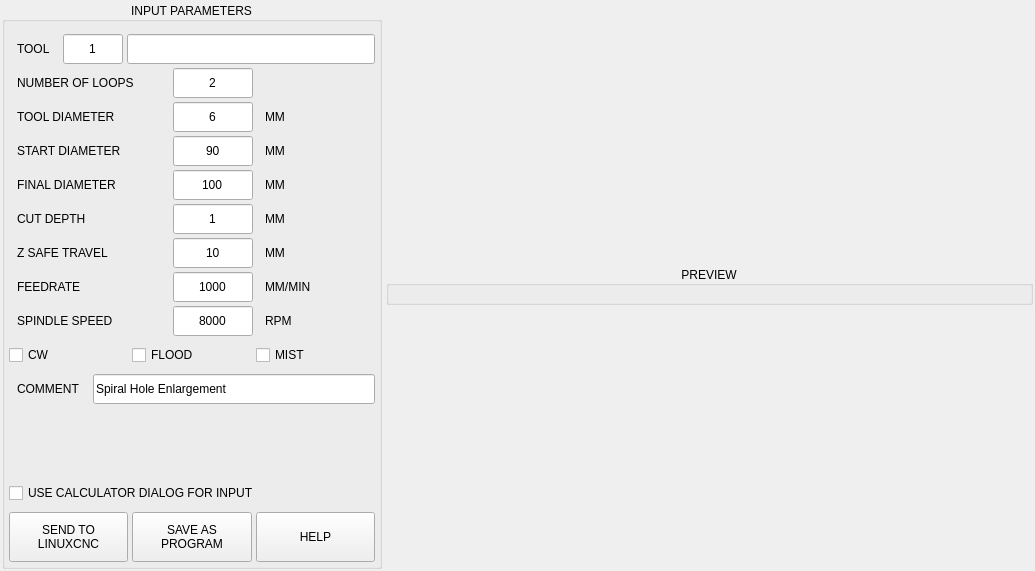
Qt form utils/hole_enlarge.ui (persei802/QtDragon_hd) before a commit.
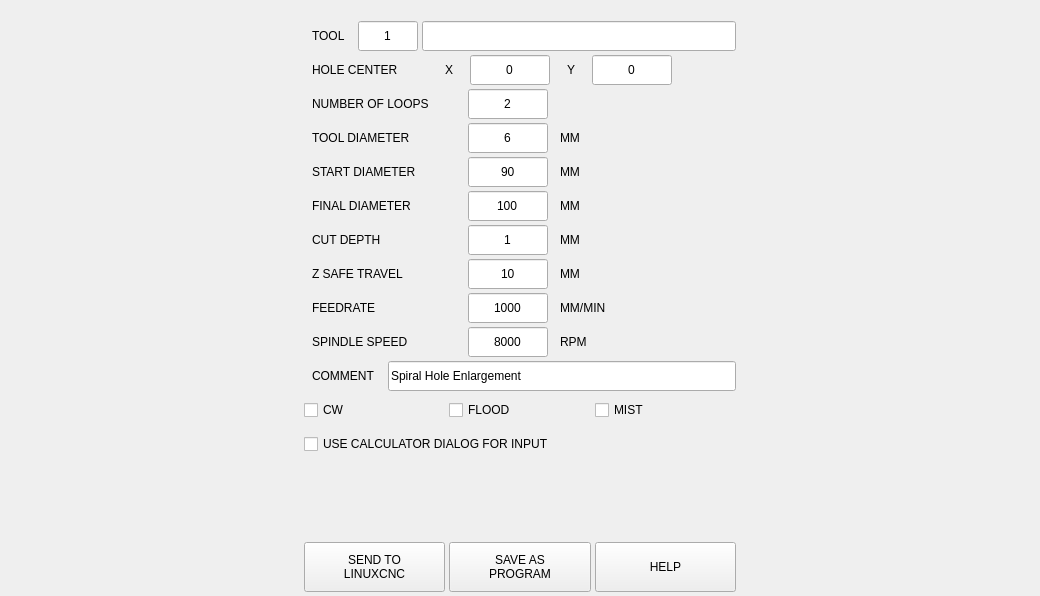
The same form after that commit.

Commit message: removed previews - toolpath can be seen in main display

What changed in the file:
```diff
--- a/utils/hole_enlarge.ui
+++ b/utils/hole_enlarge.ui
@@ -6,14 +6,14 @@
    <rect>
     <x>0</x>
     <y>0</y>
-    <width>1035</width>
-    <height>571</height>
+    <width>1040</width>
+    <height>596</height>
    </rect>
   </property>
   <property name="windowTitle">
    <string>Form</string>
   </property>
-  <layout class="QVBoxLayout" name="verticalLayout_2">
+  <layout class="QHBoxLayout" name="horizontalLayout">
    <property name="spacing">
     <number>6</number>
    </property>
@@ -21,7 +21,7 @@
     <number>0</number>
    </property>
    <property name="topMargin">
-    <number>0</number>
+    <number>9</number>
    </property>
    <property name="rightMargin">
     <number>0</number>
@@ -31,54 +31,18 @@
    </property>
    <item>
     <widget class="QFrame" name="frame_hole_enlarge">
-     <property name="maximumSize">
-      <size>
-       <width>16777215</width>
-       <height>16777215</height>
-      </size>
-     </property>
-     <property name="frameShape">
-      <enum>QFrame::NoFrame</enum>
-     </property>
-     <property name="frameShadow">
-      <enum>QFrame::Plain</enum>
-     </property>
-     <layout class="QHBoxLayout" name="horizontalLayout" stretch="0,1">
-      <property name="spacing">
-       <number>4</number>
-      </property>
-      <property name="leftMargin">
-       <number>2</number>
-      </property>
-      <property name="topMargin">
-       <number>2</number>
-      </property>
-      <property name="rightMargin">
-       <number>2</number>
-      </property>
-      <property name="bottomMargin">
-       <number>2</number>
-      </property>
-      <item>
-       <widget class="QGroupBox" name="groupbox_parameters">
         <property name="minimumSize">
          <size>
-          <width>380</width>
+       <width>440</width>
           <height>0</height>
          </size>
         </property>
         <property name="maximumSize">
          <size>
-          <width>380</width>
+       <width>440</width>
           <height>16777215</height>
          </size>
         </property>
-        <property name="title">
-         <string>INPUT PARAMETERS</string>
-        </property>
-        <property name="alignment">
-         <set>Qt::AlignCenter</set>
-        </property>
         <layout class="QVBoxLayout" name="verticalLayout">
          <property name="spacing">
           <number>4</number>
@@ -186,6 +150,145 @@
            </item>
           </layout>
          </item>
+      <item>
+       <layout class="QHBoxLayout" name="horizontalLayout_5">
+        <property name="spacing">
+         <number>4</number>
+        </property>
+        <property name="topMargin">
+         <number>0</number>
+        </property>
+        <item>
+         <widget class="QLabel" name="label">
+          <property name="minimumSize">
+           <size>
+            <width>124</width>
+            <height>0</height>
+           </size>
+          </property>
+          <property name="maximumSize">
+           <size>
+            <width>124</width>
+            <height>16777215</height>
+           </size>
+          </property>
+          <property name="text">
+           <string>HOLE CENTER</string>
+          </property>
+          <property name="indent">
+           <number>8</number>
+          </property>
+         </widget>
+        </item>
+        <item>
+         <widget class="QLabel" name="label_2">
+          <property name="minimumSize">
+           <size>
+            <width>34</width>
+            <height>0</height>
+           </size>
+          </property>
+          <property name="maximumSize">
+           <size>
+            <width>34</width>
+            <height>16777215</height>
+           </size>
+          </property>
+          <property name="text">
+           <string>X</string>
+          </property>
+          <property name="alignment">
+           <set>Qt::AlignCenter</set>
+          </property>
+         </widget>
+        </item>
+        <item>
+         <widget class="QLineEdit" name="lineEdit_center_x">
+          <property name="sizePolicy">
+           <sizepolicy hsizetype="Preferred" vsizetype="Preferred">
+            <horstretch>0</horstretch>
+            <verstretch>0</verstretch>
+           </sizepolicy>
+          </property>
+          <property name="minimumSize">
+           <size>
+            <width>80</width>
+            <height>30</height>
+           </size>
+          </property>
+          <property name="maximumSize">
+           <size>
+            <width>80</width>
+            <height>30</height>
+           </size>
+          </property>
+          <property name="text">
+           <string>0</string>
+          </property>
+          <property name="alignment">
+           <set>Qt::AlignCenter</set>
+          </property>
+         </widget>
+        </item>
+        <item>
+         <widget class="QLabel" name="label_3">
+          <property name="minimumSize">
+           <size>
+            <width>34</width>
+            <height>0</height>
+           </size>
+          </property>
+          <property name="maximumSize">
+           <size>
+            <width>34</width>
+            <height>16777215</height>
+           </size>
+          </property>
+          <property name="text">
+           <string>Y</string>
+          </property>
+          <property name="alignment">
+           <set>Qt::AlignCenter</set>
+          </property>
+         </widget>
+        </item>
+        <item>
+         <widget class="QLineEdit" name="lineEdit_center_y">
+          <property name="sizePolicy">
+           <sizepolicy hsizetype="Preferred" vsizetype="Preferred">
+            <horstretch>0</horstretch>
+            <verstretch>0</verstretch>
+           </sizepolicy>
+          </property>
+          <property name="minimumSize">
+           <size>
+            <width>80</width>
+            <height>30</height>
+           </size>
+          </property>
+          <property name="maximumSize">
+           <size>
+            <width>80</width>
+            <height>30</height>
+           </size>
+          </property>
+          <property name="text">
+           <string>0</string>
+          </property>
+          <property name="alignment">
+           <set>Qt::AlignCenter</set>
+          </property>
+         </widget>
+        </item>
+        <item>
+         <widget class="QLabel" name="label_4">
+          <property name="text">
+           <string/>
+          </property>
+         </widget>
+        </item>
+       </layout>
+      </item>
          <item>
           <layout class="QHBoxLayout" name="horizontalLayout_7">
            <property name="spacing">
@@ -917,6 +1020,75 @@
            </item>
           </layout>
          </item>
+      <item>
+       <layout class="QHBoxLayout" name="horizontalLayout_9">
+        <property name="spacing">
+         <number>4</number>
+        </property>
+        <property name="topMargin">
+         <number>0</number>
+        </property>
+        <item>
+         <widget class="QLabel" name="lbl_comment">
+          <property name="minimumSize">
+           <size>
+            <width>80</width>
+            <height>0</height>
+           </size>
+          </property>
+          <property name="maximumSize">
+           <size>
+            <width>80</width>
+            <height>16777215</height>
+           </size>
+          </property>
+          <property name="toolTip">
+           <string>Comment for gcode file</string>
+          </property>
+          <property name="text">
+           <string>COMMENT</string>
+          </property>
+          <property name="alignment">
+           <set>Qt::AlignLeading|Qt::AlignLeft|Qt::AlignVCenter</set>
+          </property>
+          <property name="indent">
+           <number>8</number>
+          </property>
+         </widget>
+        </item>
+        <item>
+         <widget class="QLineEdit" name="lineEdit_comment">
+          <property name="sizePolicy">
+           <sizepolicy hsizetype="Preferred" vsizetype="Preferred">
+            <horstretch>0</horstretch>
+            <verstretch>0</verstretch>
+           </sizepolicy>
+          </property>
+          <property name="minimumSize">
+           <size>
+            <width>0</width>
+            <height>30</height>
+           </size>
+          </property>
+          <property name="maximumSize">
+           <size>
+            <width>16777215</width>
+            <height>30</height>
+           </size>
+          </property>
+          <property name="focusPolicy">
+           <enum>Qt::ClickFocus</enum>
+          </property>
+          <property name="toolTip">
+           <string/>
+          </property>
+          <property name="text">
+           <string>Spiral Hole Enlargement</string>
+          </property>
+         </widget>
+        </item>
+       </layout>
+      </item>
          <item>
           <layout class="QHBoxLayout" name="horizontalLayout_14">
            <property name="spacing">
@@ -1012,83 +1184,28 @@
           </layout>
          </item>
          <item>
-          <widget class="QWidget" name="widget_comment" native="true">
-           <property name="minimumSize">
-            <size>
-             <width>0</width>
-             <height>30</height>
-            </size>
-           </property>
-           <property name="maximumSize">
-            <size>
-             <width>16777215</width>
-             <height>30</height>
-            </size>
-           </property>
-           <layout class="QHBoxLayout" name="horizontalLayout_11">
-            <property name="spacing">
-             <number>4</number>
-            </property>
-            <property name="leftMargin">
-             <number>0</number>
-            </property>
-            <property name="topMargin">
-             <number>0</number>
-            </property>
-            <property name="rightMargin">
-             <number>0</number>
-            </property>
-            <property name="bottomMargin">
-             <number>0</number>
-            </property>
-            <item>
-             <widget class="QLabel" name="lbl_comment">
-              <property name="minimumSize">
-               <size>
-                <width>80</width>
-                <height>0</height>
-               </size>
-              </property>
-              <property name="maximumSize">
-               <size>
-                <width>80</width>
-                <height>16777215</height>
-               </size>
-              </property>
-              <property name="toolTip">
-               <string>Comment for gcode file</string>
-              </property>
-              <property name="text">
-               <string>COMMENT</string>
-              </property>
-              <property name="alignment">
-               <set>Qt::AlignLeading|Qt::AlignLeft|Qt::AlignVCenter</set>
-              </property>
-              <property name="indent">
-               <number>8</number>
-              </property>
-             </widget>
-            </item>
-            <item>
-             <widget class="QLineEdit" name="lineEdit_comment">
+       <widget class="QCheckBox" name="chk_use_calc">
               <property name="sizePolicy">
                <sizepolicy hsizetype="Preferred" vsizetype="Preferred">
                 <horstretch>0</horstretch>
                 <verstretch>0</verstretch>
                </sizepolicy>
               </property>
-              <property name="focusPolicy">
-               <enum>Qt::ClickFocus</enum>
-              </property>
-              <property name="toolTip">
-               <string/>
+        <property name="minimumSize">
+         <size>
+          <width>0</width>
+          <height>30</height>
+         </size>
+        </property>
+        <property name="maximumSize">
+         <size>
+          <width>16777215</width>
+          <height>30</height>
+         </size>
               </property>
               <property name="text">
-               <string>Spiral Hole Enlargement</string>
-              </property>
-             </widget>
-            </item>
-           </layout>
+         <string>USE CALCULATOR DIALOG FOR INPUT</string>
+        </property>
           </widget>
          </item>
          <item>
@@ -1104,31 +1221,6 @@
            </property>
           </spacer>
          </item>
-         <item>
-          <widget class="QCheckBox" name="chk_use_calc">
-           <property name="sizePolicy">
-            <sizepolicy hsizetype="Preferred" vsizetype="Preferred">
-             <horstretch>0</horstretch>
-             <verstretch>0</verstretch>
-            </sizepolicy>
-           </property>
-           <property name="minimumSize">
-            <size>
-             <width>0</width>
-             <height>30</height>
-            </size>
-           </property>
-           <property name="maximumSize">
-            <size>
-             <width>16777215</width>
-             <height>30</height>
-            </size>
-           </property>
-           <property name="text">
-            <string>USE CALCULATOR DIALOG FOR INPUT</string>
-           </property>
-          </widget>
-         </item>
          <item>
           <layout class="QHBoxLayout" name="horizontalLayout_2">
            <property name="spacing">
@@ -1221,39 +1313,6 @@
             </widget>
            </item>
           </layout>
-         </item>
-        </layout>
-       </widget>
-      </item>
-      <item>
-       <widget class="QGroupBox" name="groupbox_preview">
-        <property name="title">
-         <string>PREVIEW</string>
-        </property>
-        <property name="alignment">
-         <set>Qt::AlignCenter</set>
-        </property>
-        <layout class="QVBoxLayout" name="layout_preview">
-         <property name="spacing">
-          <number>4</number>
-         </property>
-         <property name="sizeConstraint">
-          <enum>QLayout::SetMaximumSize</enum>
-         </property>
-         <property name="leftMargin">
-          <number>4</number>
-         </property>
-         <property name="topMargin">
-          <number>12</number>
-         </property>
-         <property name="rightMargin">
-          <number>4</number>
-         </property>
-         <property name="bottomMargin">
-          <number>4</number>
-         </property>
-        </layout>
-       </widget>
       </item>
      </layout>
     </widget>
```
Lines whose indentation alone changed are shown as unchanged. The commit also changes 8 other files.
